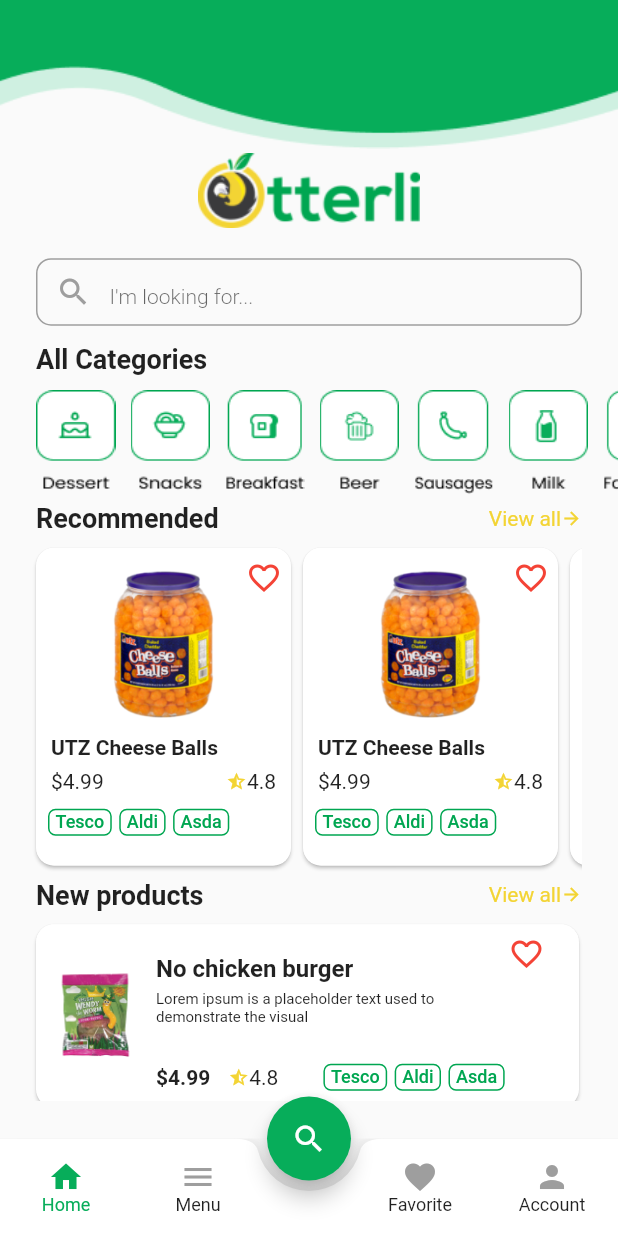
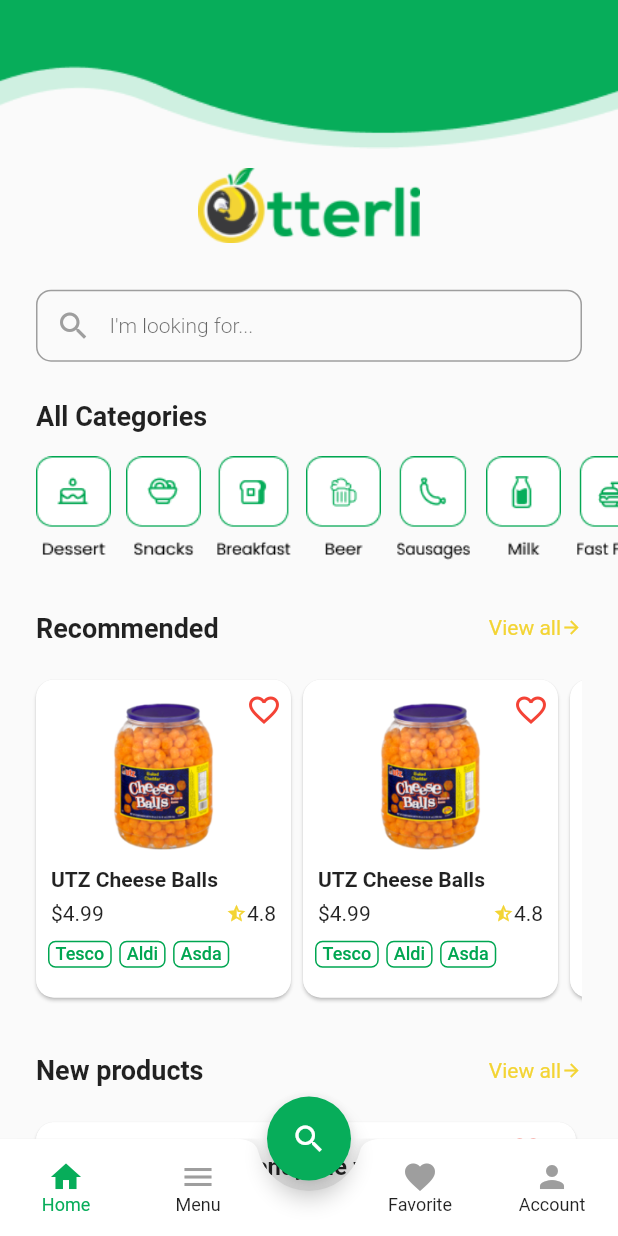
Before and after one commit to ArslanAshraf462/Assignment2, a Flutter app: the screen it shows after launch, on a phone screen of 412 x 824 dp. Run offline on Flutter 3.47's test engine with Material 2 defaults, Android fonts, the phone set to English and light mode, and no system bars; our stand-ins replace flutter_rating_bar.

Commit message:
adding Filter Screen and also some UI changes

```diff
--- a/lib/main.dart
+++ b/lib/main.dart
@@ -42,6 +42,8 @@ class _MyAppState extends State<MyApp> {
       ),
       debugShowCheckedModeBanner: false,
       home: Scaffold(
+        resizeToAvoidBottomInset: false,
+        extendBody: true,
         body: _pageOptions[selectedPage],
         floatingActionButtonLocation: FloatingActionButtonLocation.centerDocked,
         floatingActionButton: FloatingActionBtnWidget(onPressed: () {
--- a/lib/screens/home_screen.dart
+++ b/lib/screens/home_screen.dart
@@ -3,6 +3,7 @@ import 'package:assignment_2/widgets/home_refs_text_widget.dart';
 import 'package:assignment_2/widgets/new_product_card_widget.dart';
 import 'package:assignment_2/widgets/recommend_card_widget.dart';
 import 'package:assignment_2/widgets/text_field_widget.dart';
+import 'package:assignment_2/widgets/vertical_sized_widget.dart';
 import 'package:flutter/material.dart';
 
 class HomeScreen extends StatelessWidget {
@@ -20,7 +21,7 @@ class HomeScreen extends StatelessWidget {
               children: [
             Image.asset('assets/images/top_nav.png', width: double.infinity,),
             Padding(
-                padding: const EdgeInsets.only(top: 3.0),
+              padding: const EdgeInsets.only(top: 13.0),
               child: Center(
                 child: SizedBox(
                     height: 50,
@@ -29,11 +30,11 @@ class HomeScreen extends StatelessWidget {
               ),
             ),
             Padding(
-                padding: const EdgeInsets.only(left: 24,top: 20.0,right: 24),
-                child: TextFieldWidget(height: 45, width: 377, hintText: 'I\'m looking for...'),
+              padding: const EdgeInsets.only(left: 24,top: 31.0,right: 24),
+              child: TextFieldWidget(height: 48, width: 372, hintText: 'I\'m looking for...'),
             ),
             const Padding(
-                padding: EdgeInsets.only(top: 12.0,left: 24),
+              padding: EdgeInsets.only(top: 26.0,left: 24),
               child: Text("All Categories",style: TextStyle(
                   fontWeight: FontWeight.w600,
                   fontSize: 18
@@ -41,7 +42,7 @@ class HomeScreen extends StatelessWidget {
             ),
             CategoriesWidget(),
             HomeRefsTextWidget(title: "Recommended"),
-              Padding(padding: const EdgeInsets.only(left: 20.0,right: 24.0,top: 5),
+            Padding(padding: const EdgeInsets.only(left: 20.0,right: 24.0,top: 20),
             child: Container(
                 width: double.infinity,
                 height: 220,
@@ -49,12 +50,10 @@ class HomeScreen extends StatelessWidget {
             ),
             HomeRefsTextWidget(title: "New products"),
              Padding(
-                padding: const EdgeInsets.only(left: 20.0,right: 20.0,top: 5),
-                child: Container(
-                    width: 370,
-                    height: 122,
-                    child: NewProductCardWidget()),
+              padding: const EdgeInsets.only(left: 20.0,right: 20.0,top: 20),
+              child: NewProductCardWidget(),
             ),
+                VerticalSizedWidget(30),
               ],
             ),
           ),
@@ -63,3 +62,5 @@ class HomeScreen extends StatelessWidget {
     );
   }
 }
+// width: 370,
+// height: 122,
--- a/lib/widgets/botton_container_widget.dart
+++ b/lib/widgets/botton_container_widget.dart
@@ -1,3 +1,4 @@
+import 'package:assignment_2/screens/search_result_screen.dart';
 import 'package:flutter/material.dart';
 
 class BottomContainerWidget extends StatelessWidget {
@@ -8,7 +9,7 @@ class BottomContainerWidget extends StatelessWidget {
   Widget build(BuildContext context) {
     return Container(
       width: double.infinity,
-      height: 600,
+      height: 670,
       decoration: BoxDecoration(
         borderRadius: const BorderRadius.only(
           topLeft: Radius.circular(50),
@@ -27,7 +28,7 @@ class BottomContainerWidget extends StatelessWidget {
             right: 30,
             top: 20,
             child: IconButton(
-              onPressed: (){},
+              onPressed: () {},
               icon: Icon(Icons.close,color: Color(0xffAFAFAF),
               ),
             ),
--- /dev/null
+++ b/lib/widgets/card_widget.dart
@@ -0,0 +1,102 @@
+import 'package:flutter/material.dart';
+
+import 'container_widget.dart';
+import 'icon_widget.dart';
+
+class CardWidget extends StatelessWidget {
+  final String text;
+  final String heading;
+  final String price;
+  final String rating;
+  final String image;
+  final String text1;
+  final String text2;
+  final String text3;
+  const CardWidget({Key? key, required this.text,required this.heading ,required this.image,required this.price,required this.rating,required this.text1,required this.text2,required this.text3}) :
+        super(key: key);
+
+  @override
+  Widget build(BuildContext context) {
+    return Card(
+      elevation: 1,
+      color: Colors.white,
+      shape: RoundedRectangleBorder(borderRadius: BorderRadius.circular(12.0)),
+      child: SizedBox(
+        width: 360,
+        child: Stack(
+          children: [
+            const Padding(
+              padding: EdgeInsets.only(left: 315,top: 8.0,),
+              child: IconWidget(),
+            ),
+            Row(
+              children: [
+                SizedBox(
+                    height: 122,
+                    width: 80,
+                    child: Image.asset(image)),
+                Column(
+                  crossAxisAlignment: CrossAxisAlignment.start,
+                  children: [
+                    Padding(
+                      padding: const EdgeInsets.only(top: 9.0),
+                      child: Text(heading,style: TextStyle(
+                          fontSize: 16,
+                          fontWeight: FontWeight.w600
+                      ),),
+                    ),
+                    SizedBox(
+                      height: 39,
+                      width: 220,
+                      child: Padding(
+                        padding: const EdgeInsets.only(top: 5.0),
+                        child: Text(text,
+                          style: TextStyle(
+                              fontSize: 10,
+                              fontWeight: FontWeight.w400
+                          ),),
+                      ),
+                    ),
+                    Padding(
+                      padding: const EdgeInsets.only(top:15.0),
+                      child: Row(
+                        children: [
+                          Text(price,style: TextStyle(
+                              fontSize: 14,
+                              fontWeight: FontWeight.w600
+                          ),),
+                          Padding(
+                            padding: const EdgeInsets.only(left: 12.0),
+                            child: Row(
+                              children: [
+                                const Icon(Icons.star_half,color: Color(0xffF3D434),size: 14,),
+                                Text(rating,style: TextStyle(
+                                    fontSize: 14,
+                                    fontWeight: FontWeight.w400
+                                ),),
+                              ],
+                            ),
+                          ),
+                          Padding(
+                            padding: const EdgeInsets.only(left: 30.0),
+                            child: ContainerWidget(
+                              text: text1,
+                            ),
+                          ),
+                          const SizedBox(width: 5,),
+                          ContainerWidget(text: text2),
+                          const SizedBox(width: 5,),
+                          ContainerWidget(text: text3),
+                        ],
+                      ),
+                    )
+                  ],
+                ),
+              ],
+            ),
+          ],
+        ),
+      ),
+    );
+  }
+}
--- a/lib/widgets/categories_widget.dart
+++ b/lib/widgets/categories_widget.dart
@@ -20,7 +20,7 @@ class CategoriesWidget extends StatelessWidget {
   @override
   Widget build(BuildContext context) {
     return Padding(
-      padding: const EdgeInsets.only(top: 10.0,left: 24),
+      padding: const EdgeInsets.only(top: 16.0,left: 24),
       child: SizedBox(
         height: 70,
         child: ListView.builder(
@@ -31,7 +31,7 @@ class CategoriesWidget extends StatelessWidget {
               children: [
                 Container(
                   height: 79,
-                  width: 53,
+                  width: 50,
                   decoration: BoxDecoration(
                       image: DecorationImage(
                         image: items[index],fit: BoxFit.fill,
--- a/lib/widgets/home_refs_text_widget.dart
+++ b/lib/widgets/home_refs_text_widget.dart
@@ -1,3 +1,4 @@
+import 'package:assignment_2/screens/search_result_screen.dart';
 import 'package:flutter/material.dart';
 
 class HomeRefsTextWidget extends StatelessWidget {
@@ -7,7 +8,7 @@ class HomeRefsTextWidget extends StatelessWidget {
   @override
   Widget build(BuildContext context) {
     return Padding(
-      padding: const EdgeInsets.only(top: 5.0,left: 24,right: 24),
+      padding: const EdgeInsets.only(top: 34.0,left: 24,right: 24),
       child: Row(
         mainAxisAlignment: MainAxisAlignment.spaceBetween,
         children: [
@@ -16,13 +17,16 @@ class HomeRefsTextWidget extends StatelessWidget {
             fontWeight: FontWeight.w600,
           ),),
           Row(
-            children: const [
-              Text("View all",style: TextStyle(
-                fontSize: 14,
-                fontWeight: FontWeight.w400,
-                color: Color(0xffF3D434),
-              ),),
-              Icon(Icons.arrow_forward,color: Color(0xffF3D434),size: 14,)
+            children: [
+              InkWell(
+                onTap: () => Navigator.of(context).push(MaterialPageRoute(builder: (context) => SearchResultScreen(),)),
+                child: const Text("View all",style: TextStyle(
+                  fontSize: 14,
+                  fontWeight: FontWeight.w400,
+                  color: Color(0xffF3D434),
+                ),),
+              ),
+              const Icon(Icons.arrow_forward,color: Color(0xffF3D434),size: 14,)
             ],
           ),
         ],
--- a/lib/widgets/new_product_card_widget.dart
+++ b/lib/widgets/new_product_card_widget.dart
@@ -1,94 +1,99 @@
+import 'package:assignment_2/widgets/card_widget.dart';
 import 'package:flutter/material.dart';
-import 'container_widget.dart';
-import 'icon_widget.dart';
+
+class Category{
+  final String image;
+  final String heading;
+  final String text;
+  final String price;
+  final String rating;
+  final String text1;
+  final String text2;
+  final String text3;
+  Category({
+    required this.image,
+    required this.heading,
+    required this.text,
+    required this.price,
+    required this.rating,
+    required this.text1,
+    required this.text2,
+    required this.text3,
+});
+}
 
 class NewProductCardWidget extends StatelessWidget {
 
+ List DUMMY_CATEGORIES = [
+   Category(image: 'assets/images/Dominionsnack.png',
+     heading: "Veggie wendy the worm",
+     text: 'UTZ Cheese Balls',
+     price: '\$4.99',
+     rating: '4.8',
+     text1: 'Tesco',
+     text2: 'Aldi',
+     text3: 'Asda',
+   ),
+   Category(image: 'assets/images/Dominionsnack.png',
+     heading: "Veggie wendy the worm",
+     text: 'UTZ Cheese Balls',
+     price: '\$4.99',
+     rating: '4.8',
+     text1: 'Tesco',
+     text2: 'Aldi',
+     text3: 'Asda',
+   ),
+   Category(image: 'assets/images/Dominionsnack.png',
+     heading: "Veggie wendy the worm",
+     text: 'UTZ Cheese Balls',
+     price: '\$4.99',
+     rating: '4.8',
+     text1: 'Tesco',
+     text2: 'Aldi',
+     text3: 'Asda',
+   ),
+   Category(image: 'assets/images/Dominionsnack.png',
+     heading: "Veggie wendy the worm",
+     text: 'UTZ Cheese Balls',
+     price: '\$4.99',
+     rating: '4.8',
+     text1: 'Tesco',
+     text2: 'Aldi',
+     text3: 'Asda',
+   ),
+   Category(image: 'assets/images/Dominionsnack.png',
+     heading: "Veggie wendy the worm",
+     text: 'UTZ Cheese Balls',
+     price: '\$4.99',
+     rating: '4.8',
+     text1: 'Tesco',
+     text2: 'Aldi',
+     text3: 'Asda',
+   ),
+   Category(image: 'assets/images/Dominionsnack.png',
+     heading: "Veggie wendy the worm",
+     text: 'UTZ Cheese Balls',
+     price: '\$4.99',
+     rating: '4.8',
+     text1: 'Tesco',
+     text2: 'Aldi',
+     text3: 'Asda',
+   ),
+ ];
+
   @override
   Widget build(BuildContext context) {
-    return ListView.builder(
-      scrollDirection: Axis.vertical,
-      itemCount: 5,
-      itemBuilder: (context, index) {
-      return Card(
-        elevation: 1,
-        color: Colors.white,
-        shape: RoundedRectangleBorder(borderRadius: BorderRadius.circular(12.0)),
-        child: SizedBox(
-          width: 360,
-          child: Stack(
-            children: [
-              const Padding(
-                padding: EdgeInsets.only(left: 315,top: 8.0,),
-                child: IconWidget(),
-              ),
-              Row(
-                children: [
-                  SizedBox(
-                      height: 122,
-                      width: 80,
-                      child: Image.asset('assets/images/Dominionsnack.png')),
-                  Column(
-                    crossAxisAlignment: CrossAxisAlignment.start,
-                    children: [
-                      const Padding(
-                        padding: EdgeInsets.only(top: 9.0),
-                        child: Text('No chicken burger',style: TextStyle(
-                            fontSize: 16,
-                            fontWeight: FontWeight.w600
-                        ),),
-                      ),
-                      const SizedBox(
-                        height: 39,
-                        width: 220,
-                        child: Padding(
-                          padding: EdgeInsets.only(top: 5.0),
-                          child: Text('Lorem ipsum is a placeholder text used to demonstrate the visual',
-                            style: TextStyle(
-                                fontSize: 10,
-                                fontWeight: FontWeight.w400
-                            ),),
-                        ),
-                      ),
-                      Padding(
-                        padding: const EdgeInsets.only(top:15.0),
-                        child: Row(
-                          children: [
-                            const Text('\$4.99',style: TextStyle(
-                                fontSize: 14,
-                                fontWeight: FontWeight.w600
-                            ),),
-                            Padding(
-                              padding: const EdgeInsets.only(left: 12.0),
-                              child: Row(
-                                children: const [
-                                  Icon(Icons.star_half,color: Color(0xffF3D434),size: 14,),
-                                  Text('4.8',style: TextStyle(
-                                      fontSize: 14,
-                                      fontWeight: FontWeight.w400
-                                  ),),
-                                ],
-                              ),
-                            ),
-                            const Padding(
-                              padding: EdgeInsets.only(left: 30.0),
-                              child: ContainerWidget(text: 'Tesco',),
-                            ),
-                            const SizedBox(width: 5,),
-                            ContainerWidget(text: 'Aldi'),
-                            const SizedBox(width: 5,),
-                            ContainerWidget(text: 'Asda'),
-                          ],
-                        ),
-                      )
-                    ],
-                  ),
-                ],
-              ),
-            ],
-          ),
-        ),
-      );
-    },);
+    return Column(
+      children: DUMMY_CATEGORIES.map((catData) => CardWidget(
+          text: catData.text,
+          image: catData.image,
+          heading: catData.heading,
+          price: catData.price,
+          rating: catData.rating,
+          text1: catData.text1,
+          text2: catData.text2,
+          text3: catData.text3),
+      ).toList()
+    );
   }
 }
```
Also changed, not shown: lib/screens/all_reviews_filter_screen.dart (+8 -2 lines), lib/screens/favorite_screen.dart (+6 -8 lines), lib/screens/filters_screen.dart (added, +135 -0 lines), lib/screens/search_result_screen.dart (+10 -9 lines), lib/widgets/radio_button_widget.dart (+5 -10 lines), lib/widgets/search_filter_widget.dart (+36 -2 lines). Lines whose indentation alone changed are shown as unchanged.
